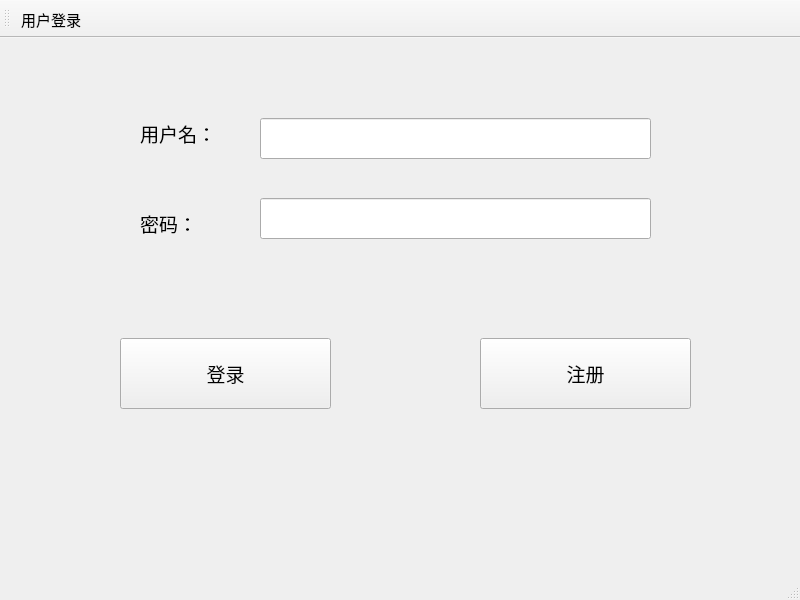
Before: the Qt Designer form login.ui in Canstie/ApartmentManage, drawn with Qt 5.
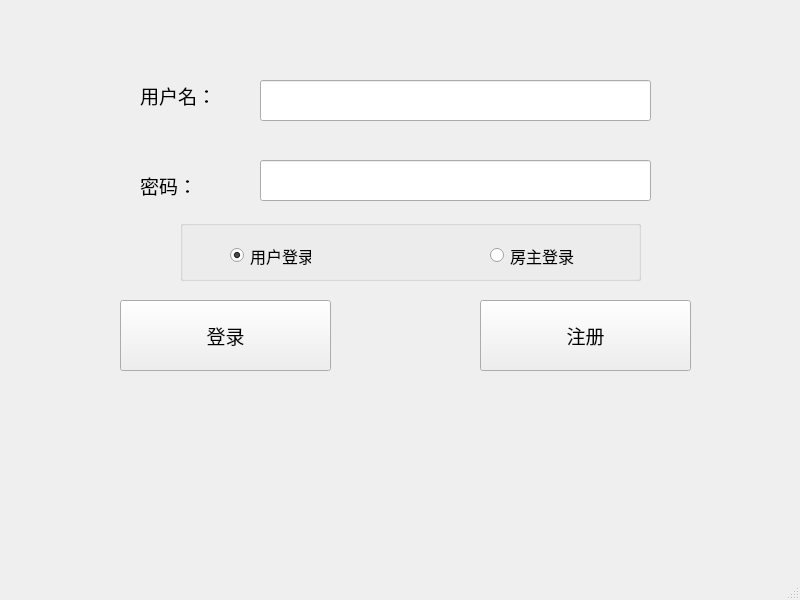
After: the same form once the commit is applied.

```diff
--- a/login.ui
+++ b/login.ui
@@ -126,6 +126,58 @@
      <enum>QLineEdit::Password</enum>
     </property>
    </widget>
+   <widget class="QGroupBox" name="groupBox">
+    <property name="geometry">
+     <rect>
+      <x>180</x>
+      <y>220</y>
+      <width>461</width>
+      <height>61</height>
+     </rect>
+    </property>
+    <property name="title">
+     <string/>
+    </property>
+    <widget class="QRadioButton" name="rbtn1">
+     <property name="geometry">
+      <rect>
+       <x>50</x>
+       <y>20</y>
+       <width>81</width>
+       <height>31</height>
+      </rect>
+     </property>
+     <property name="font">
+      <font>
+       <pointsize>12</pointsize>
+      </font>
+     </property>
+     <property name="text">
+      <string>用户登录</string>
+     </property>
+     <property name="checked">
+      <bool>true</bool>
+     </property>
+    </widget>
+    <widget class="QRadioButton" name="rbtn2">
+     <property name="geometry">
+      <rect>
+       <x>310</x>
+       <y>20</y>
+       <width>91</width>
+       <height>31</height>
+      </rect>
+     </property>
+     <property name="font">
+      <font>
+       <pointsize>12</pointsize>
+      </font>
+     </property>
+     <property name="text">
+      <string>房主登录</string>
+     </property>
+    </widget>
+   </widget>
   </widget>
   <widget class="QMenuBar" name="menubar">
    <property name="geometry">
@@ -138,32 +190,6 @@
    </property>
   </widget>
   <widget class="QStatusBar" name="statusbar"/>
-  <widget class="QToolBar" name="toolBar">
-   <property name="windowTitle">
-    <string>toolBar</string>
-   </property>
-   <attribute name="toolBarArea">
-    <enum>TopToolBarArea</enum>
-   </attribute>
-   <attribute name="toolBarBreak">
-    <bool>false</bool>
-   </attribute>
-   <addaction name="UserChoseAction"/>
-  </widget>
-  <action name="UserChoseAction">
-   <property name="checkable">
-    <bool>true</bool>
-   </property>
-   <property name="text">
-    <string>用户登录</string>
-   </property>
-   <property name="toolTip">
-    <string>用户登录</string>
-   </property>
-   <property name="menuRole">
-    <enum>QAction::NoRole</enum>
-   </property>
-  </action>
  </widget>
  <resources/>
  <connections/>
```
